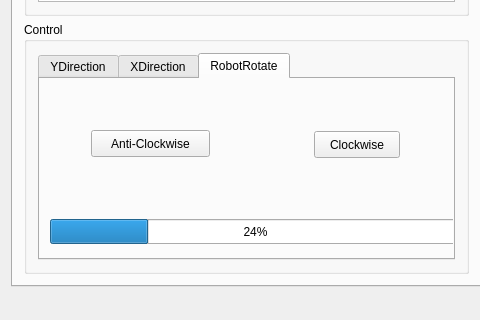
The window that client/mainwindow.ui (CWRUbotix/NASA-RMC-2017) describes before a commit, drawn with Qt 5; both pictures show x 0 to 480 and y 302 to 622 of the 919 by 622 pixel window.
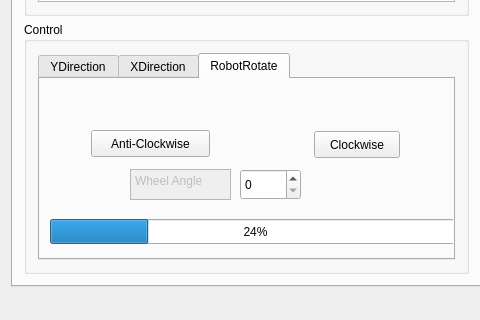
The same window after the commit. The open tabs and pages were chosen to show the change.

Commit message: wheel rotate according to input

What changed in the file:
```diff
--- a/client/mainwindow.ui
+++ b/client/mainwindow.ui
@@ -201,6 +201,44 @@
                      <string>Anti-Clockwise</string>
                     </property>
                    </widget>
+                   <widget class="QPlainTextEdit" name="plainTextEdit_4">
+                    <property name="enabled">
+                     <bool>false</bool>
+                    </property>
+                    <property name="geometry">
+                     <rect>
+                      <x>90</x>
+                      <y>90</y>
+                      <width>101</width>
+                      <height>31</height>
+                     </rect>
+                    </property>
+                    <property name="frameShadow">
+                     <enum>QFrame::Plain</enum>
+                    </property>
+                    <property name="lineWidth">
+                     <number>0</number>
+                    </property>
+                    <property name="lineWrapMode">
+                     <enum>QPlainTextEdit::NoWrap</enum>
+                    </property>
+                    <property name="plainText">
+                     <string>Wheel Angle</string>
+                    </property>
+                   </widget>
+                   <widget class="QSpinBox" name="spinBox_setWheelAngle">
+                    <property name="geometry">
+                     <rect>
+                      <x>200</x>
+                      <y>90</y>
+                      <width>61</width>
+                      <height>31</height>
+                     </rect>
+                    </property>
+                    <property name="maximum">
+                     <number>180</number>
+                    </property>
+                   </widget>
                   </widget>
                  </widget>
                 </item>
```
Left out of the diff: 5 changed lines with no effect on the pictures. The commit also changes 2 other files.
